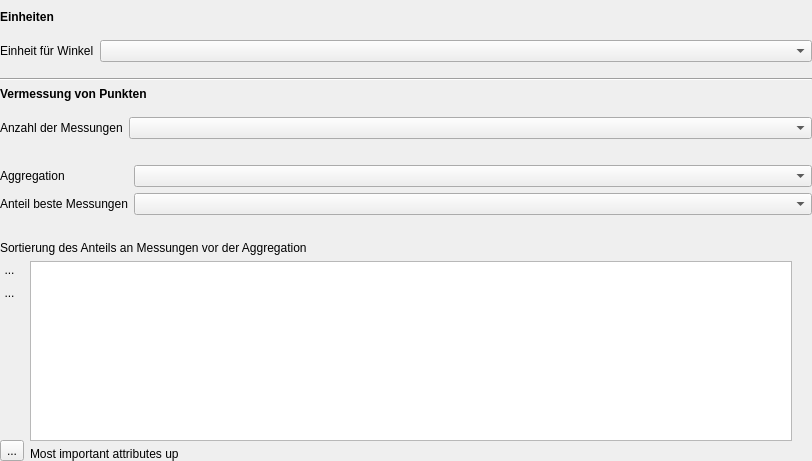
First picture: the form in gnavs/gui/setup/settings.ui, repository b-lack/qgis-gnavs-plugin, before the edit.
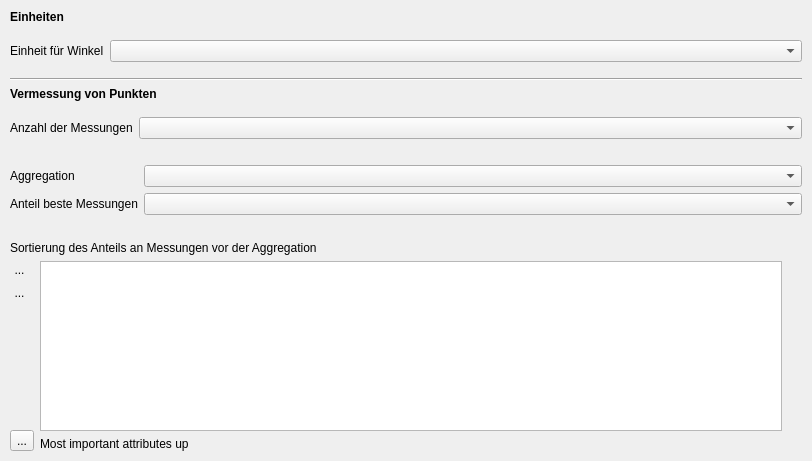
Second picture: the form after the edit.

```diff
--- a/gnavs/gui/setup/settings.ui
+++ b/gnavs/gui/setup/settings.ui
@@ -15,16 +15,16 @@
   </property>
   <layout class="QVBoxLayout" name="verticalLayout_2">
    <property name="leftMargin">
-    <number>0</number>
+    <number>10</number>
    </property>
    <property name="topMargin">
     <number>10</number>
    </property>
    <property name="rightMargin">
-    <number>0</number>
+    <number>10</number>
    </property>
    <property name="bottomMargin">
-    <number>0</number>
+    <number>10</number>
    </property>
    <item>
     <widget class="QLabel" name="label_7">
```
